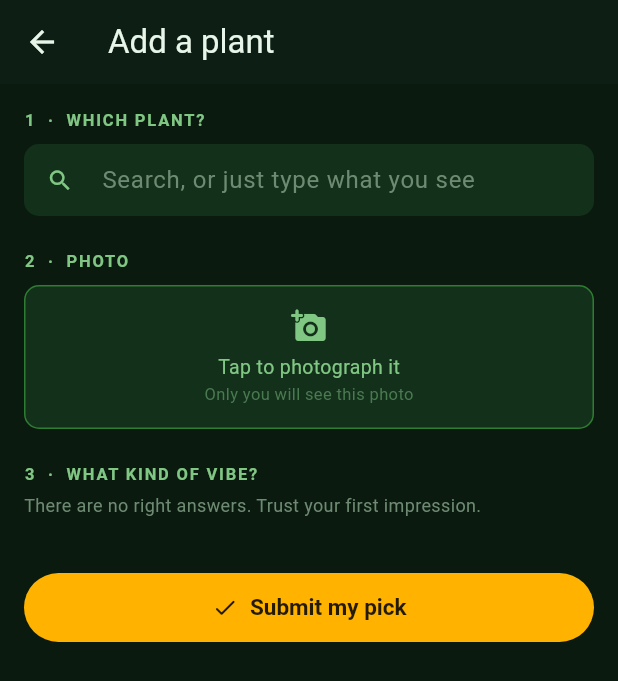
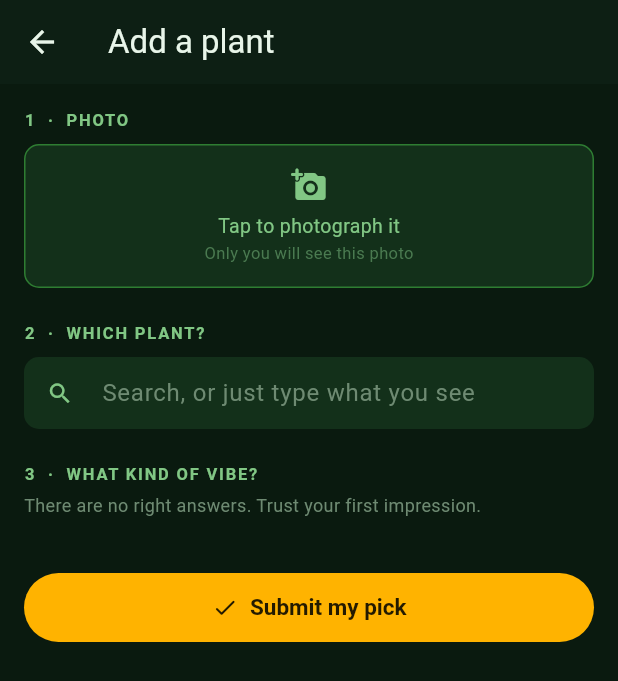
Before and after one commit to GitDip008/Botanica, a Flutter app: the ContestEntryFlow screen opened directly with empty values, on a phone screen of 412 x 824 dp. Shown: the top 681 px of the screen. Run offline on Flutter 3.47's test engine with Material 3 defaults, Android fonts, the phone set to English and light mode, and no system bars; our stand-ins replace camera, cloud_firestore, cloud_functions, connectivity_plus, firebase_auth, firebase_core and 15 more; missing offline and left inert: firebase_app_check, flutter_gemma, record; accounts and stored records are empty; generated files the repository leaves out were written again.

Commit message:
Contest: photo before plant name, top-10 leaderboard with average scales
- Entry flow now asks for the photo first, then the plant name. That matches
  what people actually do standing in front of a plant — shoot it, then work out
  what it is — and the photo is often what jogs the name.
- Leaderboard shows the top ten. It is a motivator during an event, not an
  archive; nobody scrolls past the tenth plant.
- Tapping a leaderboard row opens the crowd's average position on all five
  scales. Shown on tap rather than inline because five bars per row would bury
  the ranking itself.

_MiniScale now takes a double, so it renders both one person's pick (a whole
number) and a mean (rarely one). In average mode it gains a centre tick and a
numeric label — without the tick, "slightly cute" and "slightly creepy" look
identical at a glance, which is exactly the distinction the scales exist to
capture.

flutter analyze: 0 errors.

Co-Authored-By: Claude Opus 5 <noreply@anthropic.com>

```diff
--- a/lib/screens/contest/contest_entry_flow.dart
+++ b/lib/screens/contest/contest_entry_flow.dart
@@ -169,7 +169,44 @@ class _ContestEntryFlowState extends State<ContestEntryFlow> {
                       color: Color(0xFFFFB74D), fontSize: 12.5)),
             ),
 
-          _label('1  ·  WHICH PLANT?'),
+          _label('1  ·  PHOTO'),
+          const SizedBox(height: 8),
+          GestureDetector(
+            onTap: _takePhoto,
+            child: Container(
+              height: _photo == null ? 96 : 200,
+              decoration: BoxDecoration(
+                color: const Color(0xFF13301A),
+                borderRadius: BorderRadius.circular(10),
+                border: Border.all(color: const Color(0xFF2E7D32)),
+                image: _photo == null
+                    ? null
+                    : DecorationImage(
+                        image: FileImage(_photo!), fit: BoxFit.cover),
+              ),
+              child: _photo != null
+                  ? null
+                  : const Center(
+                      child: Column(
+                        mainAxisSize: MainAxisSize.min,
+                        children: [
+                          Icon(Icons.add_a_photo_rounded,
+                              color: Color(0xFF81C784)),
+                          SizedBox(height: 6),
+                          Text('Tap to photograph it',
+                              style: TextStyle(
+                                  color: Color(0xFF81C784), fontSize: 13)),
+                          Text('Only you will see this photo',
+                              style: TextStyle(
+                                  color: Color(0xFF4A7A50), fontSize: 11)),
+                        ],
+                      ),
+                    ),
+            ),
+          ),
+
+          const SizedBox(height: 22),
+          _label('2  ·  WHICH PLANT?'),
           const SizedBox(height: 8),
           TextField(
             controller: _searchCtrl,
@@ -235,43 +272,6 @@ class _ContestEntryFlowState extends State<ContestEntryFlow> {
                 style: const TextStyle(color: Color(0xFF6E8A72), fontSize: 12),
               ),
             ),
-
-          const SizedBox(height: 22),
-          _label('2  ·  PHOTO'),
-          const SizedBox(height: 8),
-          GestureDetector(
-            onTap: _takePhoto,
-            child: Container(
-              height: _photo == null ? 96 : 200,
-              decoration: BoxDecoration(
-                color: const Color(0xFF13301A),
-                borderRadius: BorderRadius.circular(10),
-                border: Border.all(color: const Color(0xFF2E7D32)),
-                image: _photo == null
-                    ? null
-                    : DecorationImage(
-                        image: FileImage(_photo!), fit: BoxFit.cover),
-              ),
-              child: _photo != null
-                  ? null
-                  : const Center(
-                      child: Column(
-                        mainAxisSize: MainAxisSize.min,
-                        children: [
-                          Icon(Icons.add_a_photo_rounded,
-                              color: Color(0xFF81C784)),
-                          SizedBox(height: 6),
-                          Text('Tap to photograph it',
-                              style: TextStyle(
-                                  color: Color(0xFF81C784), fontSize: 13)),
-                          Text('Only you will see this photo',
-                              style: TextStyle(
-                                  color: Color(0xFF4A7A50), fontSize: 11)),
-                        ],
-                      ),
-                    ),
-            ),
-          ),
 
           const SizedBox(height: 22),
           _label('3  ·  WHAT KIND OF VIBE?'),
```
Also changed, not shown: lib/screens/contest/contest_screen.dart (+108 -22 lines).
